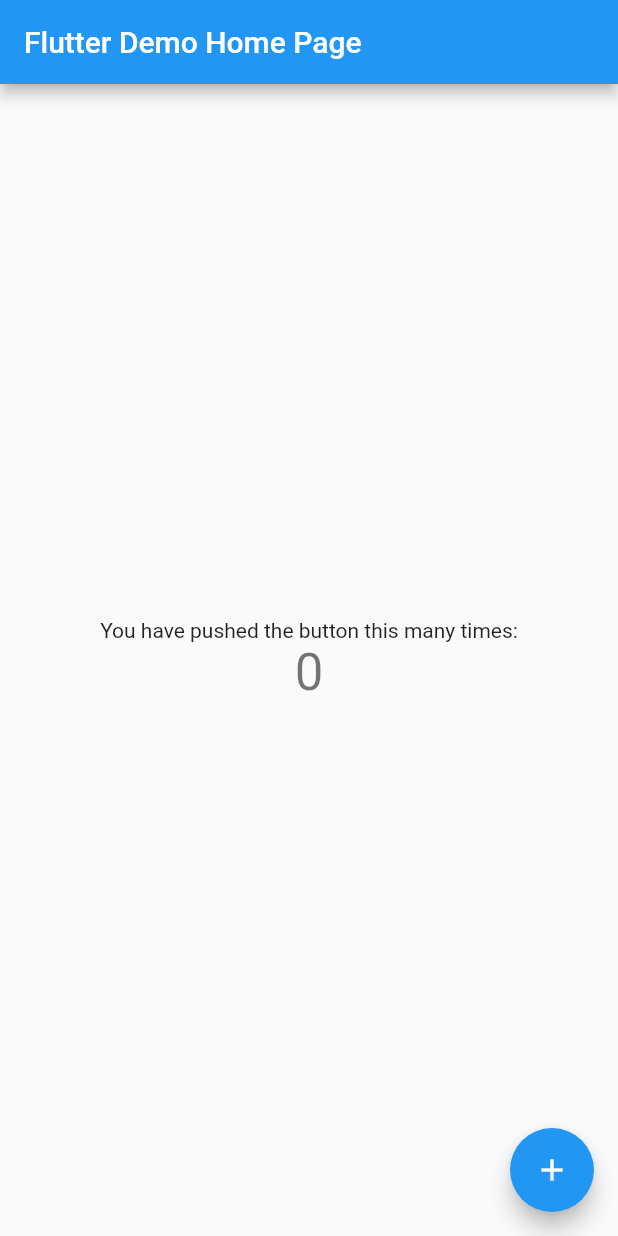
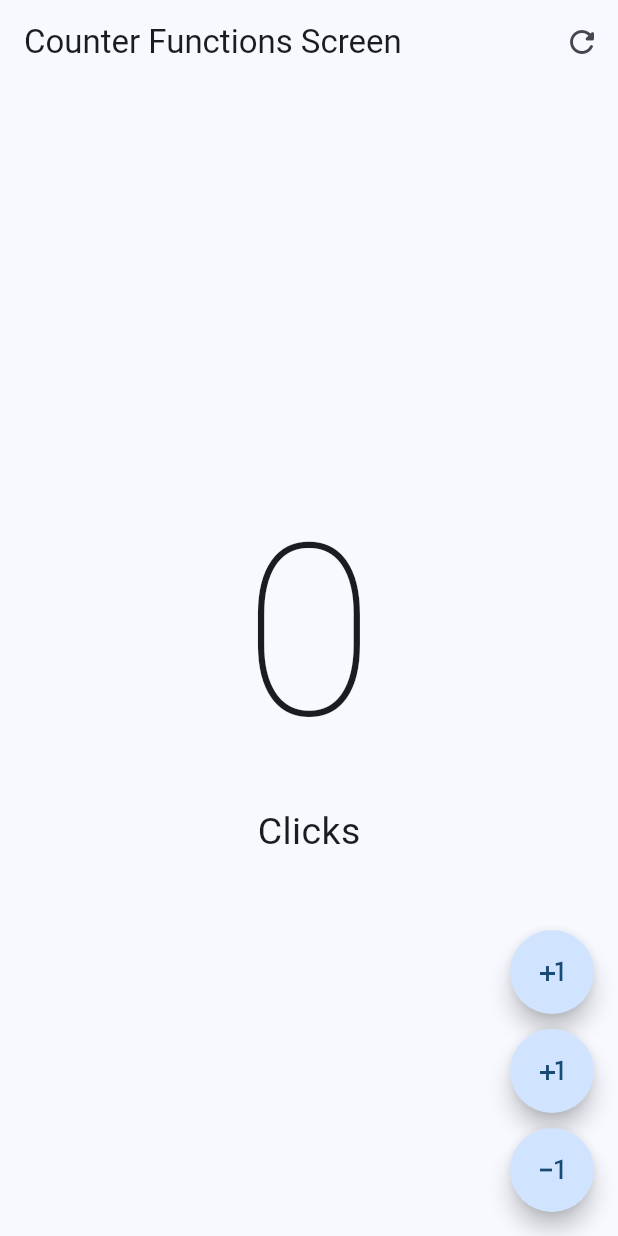
Before and after one commit to henryRowSky/practicas_flutter, a Flutter app: the screen it shows after launch, on a phone screen of 412 x 824 dp. Run offline on Flutter 3.47's test engine with Material 2 defaults, Android fonts, the phone set to English and light mode, and no system bars.

Commit message:
class 60

```diff
--- a/lib/main.dart
+++ b/lib/main.dart
@@ -1,115 +1,23 @@
 import 'package:flutter/material.dart';
+import 'package:hollo_world_app/presentation/screens/counter/counter_functions_screen.dart';
+// import 'package:hollo_world_app/presentation/screens/counter/counter_screen.dart';
 
 void main() {
-  runApp(const MyApp());
+  runApp( Myapp() );
 }
 
-class MyApp extends StatelessWidget {
-  const MyApp({super.key});
+class Myapp extends StatelessWidget {
+  const Myapp({super.key});
 
-  // This widget is the root of your application.
   @override
   Widget build(BuildContext context) {
     return MaterialApp(
-      title: 'Flutter Demo',
+      debugShowCheckedModeBanner: false,
       theme: ThemeData(
-        // This is the theme of your application.
-        //
-        // Try running your application with "flutter run". You'll see the
-        // application has a blue toolbar. Then, without quitting the app, try
-        // changing the primarySwatch below to Colors.green and then invoke
-        // "hot reload" (press "r" in the console where you ran "flutter run",
-        // or simply save your changes to "hot reload" in a Flutter IDE).
-        // Notice that the counter didn't reset back to zero; the application
-        // is not restarted.
-        primarySwatch: Colors.blue,
+        useMaterial3: true,
+        colorSchemeSeed: Colors.blue
       ),
-      home: const MyHomePage(title: 'Flutter Demo Home Page'),
+      home: const CounterFunctionsScreen()
     );
   }
 }
-
-class MyHomePage extends StatefulWidget {
-  const MyHomePage({super.key, required this.title});
-
-  // This widget is the home page of your application. It is stateful, meaning
-  // that it has a State object (defined below) that contains fields that affect
-  // how it looks.
-
-  // This class is the configuration for the state. It holds the values (in this
-  // case the title) provided by the parent (in this case the App widget) and
-  // used by the build method of the State. Fields in a Widget subclass are
-  // always marked "final".
-
-  final String title;
-
-  @override
-  State<MyHomePage> createState() => _MyHomePageState();
-}
-
-class _MyHomePageState extends State<MyHomePage> {
-  int _counter = 0;
-
-  void _incrementCounter() {
-    setState(() {
-      // This call to setState tells the Flutter framework that something has
-      // changed in this State, which causes it to rerun the build method below
-      // so that the display can reflect the updated values. If we changed
-      // _counter without calling setState(), then the build method would not be
-      // called again, and so nothing would appear to happen.
-      _counter++;
-    });
-  }
-
-  @override
-  Widget build(BuildContext context) {
-    // This method is rerun every time setState is called, for instance as done
-    // by the _incrementCounter method above.
-    //
-    // The Flutter framework has been optimized to make rerunning build methods
-    // fast, so that you can just rebuild anything that needs updating rather
-    // than having to individually change instances of widgets.
-    return Scaffold(
-      appBar: AppBar(
-        // Here we take the value from the MyHomePage object that was created by
-        // the App.build method, and use it to set our appbar title.
-        title: Text(widget.title),
-      ),
-      body: Center(
-        // Center is a layout widget. It takes a single child and positions it
-        // in the middle of the parent.
-        child: Column(
-          // Column is also a layout widget. It takes a list of children and
-          // arranges them vertically. By default, it sizes itself to fit its
-          // children horizontally, and tries to be as tall as its parent.
-          //
-          // Invoke "debug painting" (press "p" in the console, choose the
-          // "Toggle Debug Paint" action from the Flutter Inspector in Android
-          // Studio, or the "Toggle Debug Paint" command in Visual Studio Code)
-          // to see the wireframe for each widget.
-          //
-          // Column has various properties to control how it sizes itself and
-          // how it positions its children. Here we use mainAxisAlignment to
-          // center the children vertically; the main axis here is the vertical
-          // axis because Columns are vertical (the cross axis would be
-          // horizontal).
-          mainAxisAlignment: MainAxisAlignment.center,
-          children: <Widget>[
-            const Text(
-              'You have pushed the button this many times:',
-            ),
-            Text(
-              '$_counter',
-              style: Theme.of(context).textTheme.headlineMedium,
-            ),
-          ],
-        ),
-      ),
-      floatingActionButton: FloatingActionButton(
-        onPressed: _incrementCounter,
-        tooltip: 'Increment',
-        child: const Icon(Icons.add),
-      ), // This trailing comma makes auto-formatting nicer for build methods.
-    );
-  }
-}
--- /dev/null
+++ b/lib/presentation/screens/counter/counter_functions_screen.dart
@@ -0,0 +1,77 @@
+import 'package:flutter/material.dart';
+
+class CounterFunctionsScreen extends StatefulWidget {
+  const CounterFunctionsScreen({super.key});
+
+  @override
+  State<CounterFunctionsScreen> createState() => _CounterFunctionsScreenState();
+}
+
+class _CounterFunctionsScreenState extends State<CounterFunctionsScreen> {
+  int clickCounter = 0;
+  @override
+  Widget build(BuildContext context) {
+    return Scaffold(
+      appBar: AppBar(
+        title: const Text('Counter Functions Screen'),
+        actions: [
+          IconButton(
+            icon: const Icon(Icons.refresh_rounded),
+            onPressed: () {
+              setState(() {
+                clickCounter = 0;
+              });
+            },
+          ),
+        ],
+      ),
+      body: Center(
+        child: Column(
+          mainAxisAlignment: MainAxisAlignment.center,
+          children: [
+            Text('$clickCounter',
+                style: const TextStyle(
+                    fontSize: 160, fontWeight: FontWeight.w100)),
+            Text('Click${clickCounter == 1 ? '' : 's'}',
+                style: const TextStyle(fontSize: 25))
+          ],
+        ),
+      ),
+      floatingActionButton: Column(
+        mainAxisAlignment: MainAxisAlignment.end,
+        children: [
+          FloatingActionButton(
+            shape: const StadiumBorder() ,
+            onPressed: () {
+              clickCounter++;
+              setState(() {});
+          },
+          child: const Icon(Icons.plus_one),
+          ),
+
+          const SizedBox( height: 10),
+
+          FloatingActionButton(
+            shape: const StadiumBorder() ,
+            onPressed: () {
+              clickCounter++;
+              setState(() {});
+          },
+          child: const Icon(Icons.plus_one),
+          ),
+
+          const SizedBox( height: 10),
+
+          FloatingActionButton(
+            shape: const StadiumBorder() ,
+            onPressed: () {
+              clickCounter--;
+              setState(() {});
+          },
+          child: const Icon(Icons.exposure_minus_1_outlined),
+          ),
+        ],
+      ),
+    );
+  }
+}
```
Also changed, not shown: lib/presentation/screens/counter/counter_screen.dart (added, +39 -0 lines).
